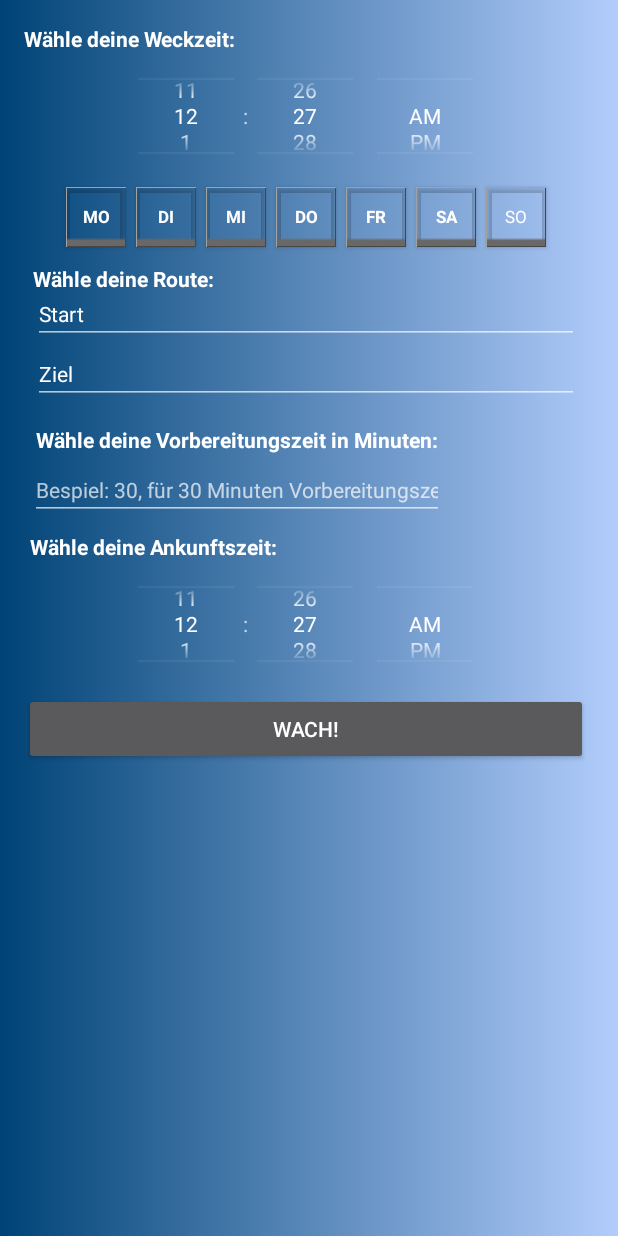
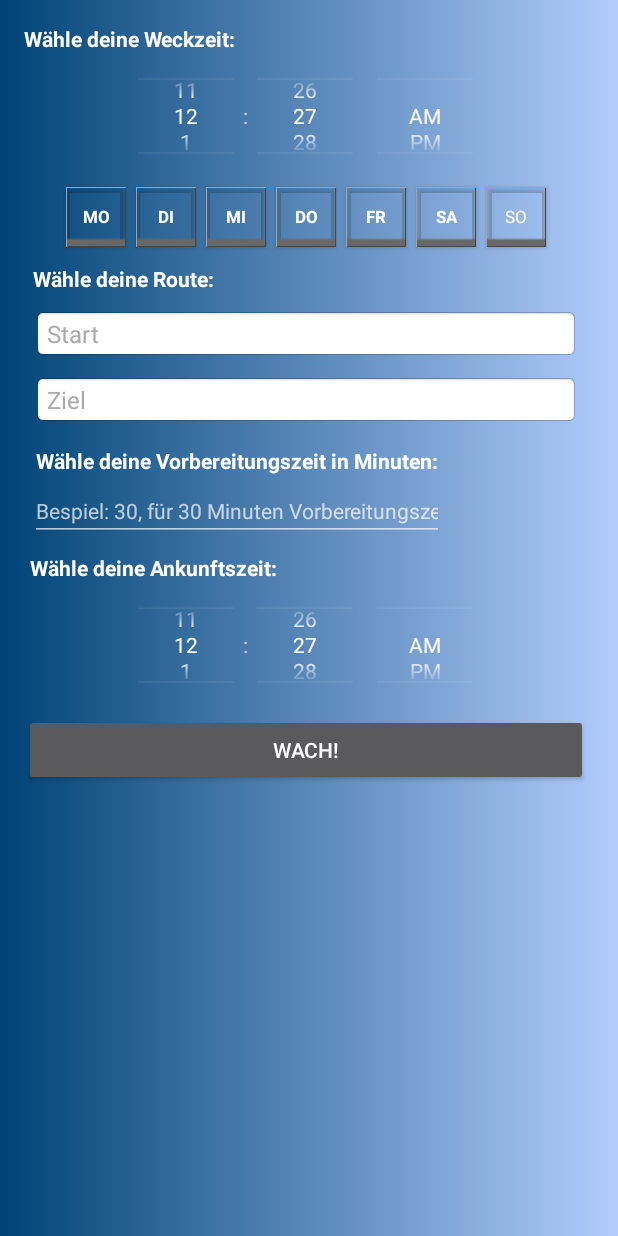
Before and after one commit to DuyiOE/EarlyBird, an Android app: the layout activity_alarm.xml on its own in the app's theme, with its tools: preview values and no code run, on a phone screen of 412 x 824 dp. Run offline under Robolectric (Android 15) with nearby library versions, the phone set to English and light mode, and no system bars.

Commit message:
Adding functionality for the PlacePicker from Google. Still, not working. Tells me the API is invalid. Not sure if the Places API is not enabled or my debug.key is not activated.
For safety add

99:28:95:FF:56:79:CA:E6:13:B2:1C:85:87:4A:5F:E6:25:3A:95:45

to the keys.

```diff
--- a/app/src/main/java/de/bachelorarbeit/duygu/earlybird/AlarmActivity.java
+++ b/app/src/main/java/de/bachelorarbeit/duygu/earlybird/AlarmActivity.java
@@ -1,6 +1,6 @@
 package de.bachelorarbeit.duygu.earlybird;
 
-import android.annotation.SuppressLint;
+import android.app.Activity;
 import android.app.AlarmManager;
 import android.app.PendingIntent;
 import android.content.Context;
@@ -8,7 +8,6 @@ import android.content.Intent;
 import android.os.Build;
 import android.os.Bundle;
 import android.support.annotation.RequiresApi;
-import android.support.v7.app.AppCompatActivity;
 import android.support.v7.widget.Toolbar;
 import android.text.method.TimeKeyListener;
 import android.util.Log;
@@ -27,16 +26,26 @@ import android.widget.ToggleButton;
 import java.util.Calendar;
 import java.util.Date;
 
+import com.google.android.gms.common.api.GoogleApiClient;
+import com.google.android.gms.location.places.Place;
+import com.google.android.gms.location.places.Places;
+import com.google.android.gms.location.places.ui.PlacePicker;
+
 import de.bachelorarbeit.duygu.earlybird.de.bachelorarbeit.duygu.earlybird.ui.AlarmDate;
 
 /**
  * Created by Duygu on 26.11.2016.
  */
-public class AlarmActivity extends AppCompatActivity implements AdapterView.OnItemSelectedListener, CompoundButton.OnCheckedChangeListener {
+public class AlarmActivity extends Activity implements AdapterView.OnItemSelectedListener, CompoundButton.OnCheckedChangeListener, View.OnClickListener {
 
     private static final String TAG = AlarmActivity.class.getSimpleName();
 
     private static final int ERROR_NO_DAY_SET = -1;
+
+    /* PlacePicker IDs */
+    public static final int PLACE_PICKER_START = 1000;
+    public static final int PLACE_PICKER_DEST = 1001;
+
 
     private ToggleButton alarmToggleMO;
     private ToggleButton alarmToggleDI;
@@ -46,9 +55,13 @@ public class AlarmActivity extends AppCompatActivity implements AdapterView.OnIt
     private ToggleButton alarmToggleSA;
     private ToggleButton alarmToggleSO;
 
+    private TextView startAddressTV;
+    private TextView destAddressTV;
+
+    private Place start;
+    private Place destination;
 
 
-    @SuppressLint("StaticFieldLeak")
     private static AlarmActivity inst;
     AlarmManager alarmManager;
     private PendingIntent pendingIntent;
@@ -130,7 +143,11 @@ public class AlarmActivity extends AppCompatActivity implements AdapterView.OnIt
                 }
             }
         });*/
+        startAddressTV = (TextView) findViewById(R.id.startAddressTV);
+        startAddressTV.setOnClickListener(this);
 
+        destAddressTV = (TextView) findViewById(R.id.destAddressTV);
+        destAddressTV.setOnClickListener(this);
 
 
     }
@@ -458,8 +475,50 @@ public class AlarmActivity extends AppCompatActivity implements AdapterView.OnIt
         return "";
     }
 
-            /*
-         Toast.makeText(TODO: Show Text of calculatet time based on values of AlarmTime, PreparationTime, TrafficTime and DestinationTime),
-                    Toast.LENGTH_SHORT).show();
-          */
+    /** Click listener for Start and Destination TextView
+     *
+     * @param v
+     */
+    @Override
+    public void onClick(View v) {
+        if (v == startAddressTV) {
+            PlacePicker.IntentBuilder builder = new PlacePicker.IntentBuilder();
+            try {
+                Intent i = builder.build(this);
+                this.startActivityForResult(i, AlarmActivity.PLACE_PICKER_START);
+            } catch (Exception e) {
+                Log.w(TAG, "Something went wrong with the place picker!" + e);
+            }
+        } else if (v == destAddressTV) {
+            PlacePicker.IntentBuilder builder = new PlacePicker.IntentBuilder();
+            try {
+                Intent i = builder.build(this);
+                startActivityForResult(i, AlarmActivity.PLACE_PICKER_DEST);
+            } catch (Exception e) {
+                Log.w(TAG, "Something went wrong with the place picker!" + e);
+            }
+        }
+    }
+
+    /** Will be called with a result from the PlacePicker
+     *
+     * @param resultCode Gives Ok or Fail
+     * @param requestCode The calling code in order to distinguish selecting start or destination
+     * @param data Intent data */
+    public void onActivityResult(int requestCode, int resultCode, Intent data) {
+        if (resultCode != Activity.RESULT_OK) {
+            Log.d(TAG, "Problem picking a place. Try again!");
+            return;
+        }
+
+        if (requestCode == AlarmActivity.PLACE_PICKER_START) {
+            start = PlacePicker.getPlace(getBaseContext(), data);
+            startAddressTV.setText(start.getAddress());
+
+        } else if (requestCode == AlarmActivity.PLACE_PICKER_DEST) {
+            destination = PlacePicker.getPlace(getBaseContext(), data);
+            destAddressTV.setText(destination.getAddress());
+        }
+    }
+
 }
--- a/app/src/main/res/layout-v21/activity_alarm.xml
+++ /dev/null
@@ -1,260 +0,0 @@
-<?xml version="1.0" encoding="utf-8"?>
-<LinearLayout xmlns:android="http://schemas.android.com/apk/res/android"
-    android:layout_width="match_parent"
-    android:layout_height="match_parent"
-    android:paddingBottom="@dimen/activity_vertical_margin"
-    android:paddingLeft="@dimen/activity_horizontal_margin"
-    android:paddingRight="@dimen/activity_horizontal_margin"
-    android:paddingTop="@dimen/activity_vertical_margin"
-    android:paddingEnd="20dp"
-    android:orientation="vertical"
-    android:weightSum="1"
-    android:background="@drawable/lineare">
-
-    <TextView
-        android:layout_width="wrap_content"
-        android:layout_height="wrap_content"
-        android:layout_gravity="start|top"
-        android:textAppearance="?android:attr/textAppearanceLarge"
-        android:text="@string/alarmText"
-        android:id="@+id/text_weckzeit"
-        android:textColor="#ffffff"
-        android:textStyle="bold"
-        android:textSize="14sp" />
-
-    <TimePicker
-        android:layout_width="match_parent"
-        android:timePickerMode="spinner"
-        android:id="@+id/TimePickerAlarm"
-        android:orientation="vertical"
-        android:layout_height="84dp" />
-
-
-    <LinearLayout
-        android:layout_width="match_parent"
-        android:layout_height="wrap_content"
-        android:layout_margin="2dp"
-        android:gravity="center_horizontal">
-
-        <ToggleButton
-            android:id="@+id/toggleButtonMO"
-            android:textOn="@string/button_Monday"
-            android:textOff="@string/button_Monday"
-            android:checked="false"
-            android:background="@drawable/toggle_button_drawable"
-            android:minWidth="0dp"
-            android:minHeight="0dp"
-            android:padding="10dp"
-            android:layout_width="40dp"
-            android:layout_height="40dp"
-            style="@style/UIDayButtonText"
-            android:layout_margin="@dimen/Tiny_Distance"
-            android:textStyle="bold" />
-
-        <ToggleButton
-            android:id="@+id/toggleButtonDI"
-            android:textOn="@string/button_Tuesday"
-            android:textOff="@string/button_Tuesday"
-            android:checked="false"
-            android:background="@drawable/toggle_button_drawable"
-            android:minWidth="0dp"
-            android:minHeight="0dp"
-            android:padding="10dp"
-            android:layout_width="40dp"
-            android:layout_height="40dp"
-            style="@style/UIDayButtonText"
-            android:layout_margin="@dimen/Tiny_Distance"
-            android:textStyle="bold"/>
-
-        <ToggleButton
-            android:id="@+id/toggleButtonMI"
-            android:textOn="@string/button_Wednesday"
-            android:textOff="@string/button_Wednesday"
-            android:checked="false"
-            android:background="@drawable/toggle_button_drawable"
-            android:minWidth="0dp"
-            android:minHeight="0dp"
-            android:padding="10dp"
-            android:layout_width="40dp"
-            android:layout_height="40dp"
-            style="@style/UIDayButtonText"
-            android:layout_margin="@dimen/Tiny_Distance"
-            android:textStyle="bold"/>
-
-        <ToggleButton
-            android:id="@+id/toggleButtonDO"
-            android:textOn="@string/button_Thursday"
-            android:textOff="@string/button_Thursday"
-            android:checked="false"
-            android:background="@drawable/toggle_button_drawable"
-            android:minWidth="0dp"
-            android:minHeight="0dp"
-            android:padding="10dp"
-            android:layout_width="40dp"
-            android:layout_height="40dp"
-            style="@style/UIDayButtonText"
-            android:layout_margin="@dimen/Tiny_Distance"
-            android:textStyle="bold"/>
-
-        <ToggleButton
-            android:id="@+id/toggleButtonFR"
-            android:textOn="@string/button_Friday"
-            android:textOff="@string/button_Friday"
-            android:checked="false"
-            android:background="@drawable/toggle_button_drawable"
-            android:minWidth="0dp"
-            android:minHeight="0dp"
-            android:padding="10dp"
-            android:layout_width="40dp"
-            android:layout_height="40dp"
-            style="@style/UIDayButtonText"
-            android:layout_margin="@dimen/Tiny_Distance"
-            android:textStyle="bold"/>
-
-        <ToggleButton
-            android:id="@+id/toggleButtonSA"
-            android:textOn="@string/button_Saturday"
-            android:textOff="@string/button_Saturday"
-            android:checked="false"
-            android:background="@drawable/toggle_button_drawable"
-            android:minWidth="0dp"
-            android:minHeight="0dp"
-            android:padding="10dp"
-            android:layout_width="40dp"
-            android:layout_height="40dp"
-            style="@style/UIDayButtonText"
-            android:layout_margin="@dimen/Tiny_Distance"
-            android:textStyle="bold"/>
-
-        <ToggleButton
-            android:id="@+id/toggleButtonSO"
-            android:textOn="@string/button_Sunday"
-            android:textOff="@string/button_Sunday"
-            android:checked="false"
-            android:background="@drawable/toggle_button_drawable"
-            android:minWidth="0dp"
-            android:minHeight="0dp"
-            android:padding="10dp"
-            android:layout_width="40dp"
-            android:layout_height="40dp"
-            style="@style/UIDayButtonText"
-            android:layout_margin="@dimen/Tiny_Distance"
-            />
-
-    </LinearLayout>
-
-    <LinearLayout
-        android:layout_width="match_parent"
-        android:layout_height="wrap_content"
-        android:orientation="vertical"
-        android:layout_margin="6dp">
-
-        <TextView
-            android:layout_width="match_parent"
-            android:layout_height="wrap_content"
-            android:textAppearance="?android:attr/textAppearanceLarge"
-            android:text="@string/chooseDirecton"
-            android:id="@+id/text_Route"
-            android:layout_gravity="center"
-            android:textColor="#ffffff"
-            android:textStyle="bold"
-            android:textSize="14sp" />
-
-        <EditText
-            android:layout_width="match_parent"
-            android:layout_height="wrap_content"
-            android:inputType="textPostalAddress"
-            android:ems="10"
-            android:id="@+id/editText_startAddress"
-            android:text="@string/startAddress"
-            android:paddingTop="4dp"
-            android:textSize="14sp" />
-
-        <EditText
-            android:layout_width="match_parent"
-            android:layout_height="wrap_content"
-            android:inputType="textPostalAddress"
-            android:ems="10"
-            android:id="@+id/editText_destinationAddress"
-            android:text="@string/destinationAddress"
-            android:textSize="14sp" />
-
-
-    </LinearLayout>
-
-    <LinearLayout
-        android:orientation="vertical"
-        android:layout_width="match_parent"
-        android:layout_height="wrap_content"
-        android:layout_margin="4dp">
-
-        <TextView
-            android:layout_width="match_parent"
-            android:layout_height="match_parent"
-            android:textAppearance="?android:attr/textAppearanceLarge"
-            android:text="@string/chooseAlarm"
-            android:id="@+id/text_vorbereitungszeit"
-            android:textColor="#ffffff"
-            android:textStyle="bold"
-            android:textSize="14sp"
-            android:layout_gravity="bottom"
-            android:layout_margin="4dp" />
-
-        <EditText
-            android:layout_width="match_parent"
-            android:layout_height="match_parent"
-            android:inputType="time"
-            android:hint="@string/textTime"
-            android:maxLength="3"
-            android:ems="15"
-            android:id="@+id/editText_PrepTime"
-            android:textSize="14sp" />
-
-    </LinearLayout>
-
-    <LinearLayout
-        android:layout_width="match_parent"
-        android:layout_height="wrap_content"
-        android:orientation="vertical"
-        android:layout_margin="4dp">
-
-        <TextView
-            android:layout_width="match_parent"
-            android:layout_height="wrap_content"
-            android:textAppearance="?android:attr/textAppearanceLarge"
-            android:text="@string/chooseDestinationTime"
-            android:id="@+id/text_chooseDestinationTime"
-            android:textStyle="bold"
-            android:textSize="14sp" />
-
-        <TimePicker
-            android:layout_width="match_parent"
-            android:timePickerMode="spinner"
-            android:orientation="vertical"
-            android:id="@+id/TimePickerDes"
-            android:layout_height="84dp" />
-
-
-    </LinearLayout>
-
-
-    <Button
-        android:text="@string/stop_alarm"
-        android:layout_width="match_parent"
-        android:layout_height="wrap_content"
-        android:id="@+id/stop_Alarm" />
-
-    <TextView
-        android:layout_width="match_parent"
-        android:text="@string/infoTextPreparationTime"
-        android:id="@+id/infoText"
-        android:visibility="invisible"
-        style="@style/Base.AlertDialog.AppCompat.Light"
-        android:textColor="@color/eb_rosered"
-        android:textSize="12sp"
-        android:layout_height="wrap_content"
-        android:layout_margin="4dp"
-        android:gravity="center_vertical" />
-
-
-</LinearLayout>
--- a/app/src/main/res/layout/activity_alarm.xml
+++ b/app/src/main/res/layout/activity_alarm.xml
@@ -167,24 +167,25 @@
             android:textStyle="bold"
             android:textSize="14sp" />
 
-        <EditText
+        <TextView
             android:layout_width="match_parent"
             android:layout_height="wrap_content"
-            android:inputType="textPostalAddress"
-            android:ems="10"
-            android:id="@+id/editText_startAddress"
-            android:text="@string/startAddress"
-            android:paddingTop="4dp"
-            android:textSize="14sp" />
+            android:hint="@string/startAddress"
+            android:focusable="false"
+            android:id="@+id/startAddressTV"
+            style="@style/PlacePickerTextStyle"
+            android:layout_marginTop="@dimen/Medium_Distance"
+            android:background="@android:drawable/editbox_background_normal" />
 
-        <EditText
+        <TextView
             android:layout_width="match_parent"
             android:layout_height="wrap_content"
-            android:inputType="textPostalAddress"
-            android:ems="10"
-            android:id="@+id/editText_destinationAddress"
-            android:text="@string/destinationAddress"
-            android:textSize="14sp" />
+            android:id="@+id/destAddressTV"
+            android:focusable="false"
+            style="@style/PlacePickerTextStyle"
+            android:hint="@string/destinationAddress"
+            android:layout_marginTop="@dimen/Medium_Distance"
+            android:background="@android:drawable/editbox_background_normal" />
 
 
     </LinearLayout>
--- a/app/src/main/res/values/styles.xml
+++ b/app/src/main/res/values/styles.xml
@@ -29,4 +29,12 @@
         <item name="android:textColor">@android:color/white</item>
     </style>
 
+    <style name="PlacePickerTextStyle" parent="@android:style/TextAppearance">
+        <item name="android:textSize">16sp</item>
+        <item name="android:textStyle">normal</item>
+        <item name="android:typeface">sans</item>
+        <item name="android:textColor">@android:color/black</item>
+        <item name="android:textColorHint">@android:color/darker_gray</item>
+    </style>
+
 </resources>
```
Also changed, not shown: app/build.gradle (+12 -3 lines), app/src/main/AndroidManifest.xml (+9 -8 lines).
